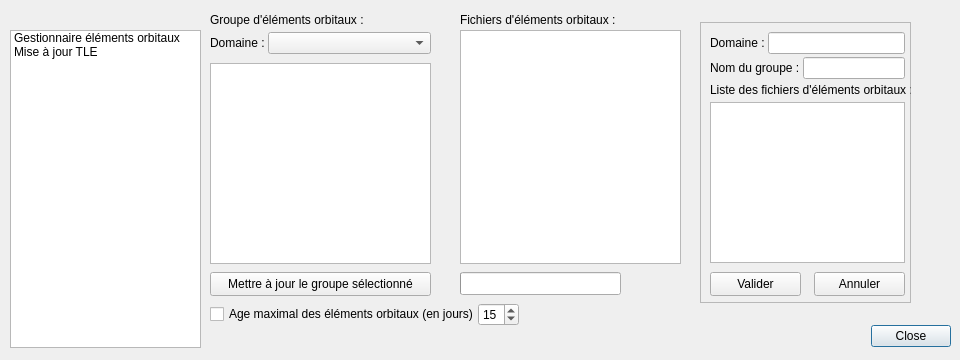
Old version of the form src/interface/outils/outils.ui in the repository mconsidine/previsat_archive.
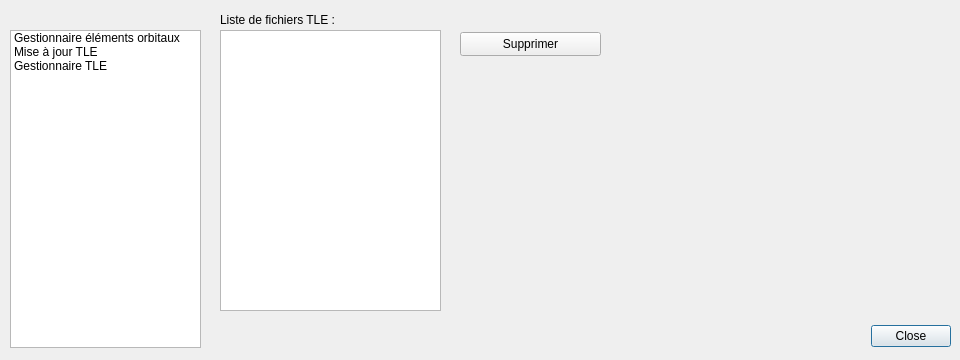
New version of the form.

Commit message: Ajout du gestionnaire des TLE

Patch:
```diff
--- a/src/interface/outils/outils.ui
+++ b/src/interface/outils/outils.ui
@@ -63,6 +63,11 @@
      <string>Mise à jour TLE</string>
     </property>
    </item>
+   <item>
+    <property name="text">
+     <string>Gestionnaire TLE</string>
+    </property>
+   </item>
   </widget>
   <widget class="QStackedWidget" name="stackedWidget_outils">
    <property name="geometry">
@@ -74,7 +79,7 @@
     </rect>
    </property>
    <property name="currentIndex">
-    <number>0</number>
+    <number>2</number>
    </property>
    <widget class="QWidget" name="gestionnaireElementsOrbitaux">
     <widget class="QWidget" name="gridLayoutWidget_11">
@@ -839,6 +844,47 @@
      </widget>
     </widget>
    </widget>
+   <widget class="QWidget" name="gestionnaireTLE">
+    <widget class="QListWidget" name="listeTLE">
+     <property name="geometry">
+      <rect>
+       <x>10</x>
+       <y>18</y>
+       <width>221</width>
+       <height>281</height>
+      </rect>
+     </property>
+     <property name="mouseTracking">
+      <bool>true</bool>
+     </property>
+    </widget>
+    <widget class="QPushButton" name="supprimerTLE">
+     <property name="geometry">
+      <rect>
+       <x>250</x>
+       <y>20</y>
+       <width>141</width>
+       <height>24</height>
+      </rect>
+     </property>
+     <property name="text">
+      <string>Supprimer</string>
+     </property>
+    </widget>
+    <widget class="QLabel" name="lbl_listeTLE">
+     <property name="geometry">
+      <rect>
+       <x>10</x>
+       <y>0</y>
+       <width>221</width>
+       <height>16</height>
+      </rect>
+     </property>
+     <property name="text">
+      <string>Liste de fichiers TLE :</string>
+     </property>
+    </widget>
+   </widget>
   </widget>
   <zorder>listeOutils</zorder>
   <zorder>stackedWidget_outils</zorder>
```
The commit also changes 5 other files.
